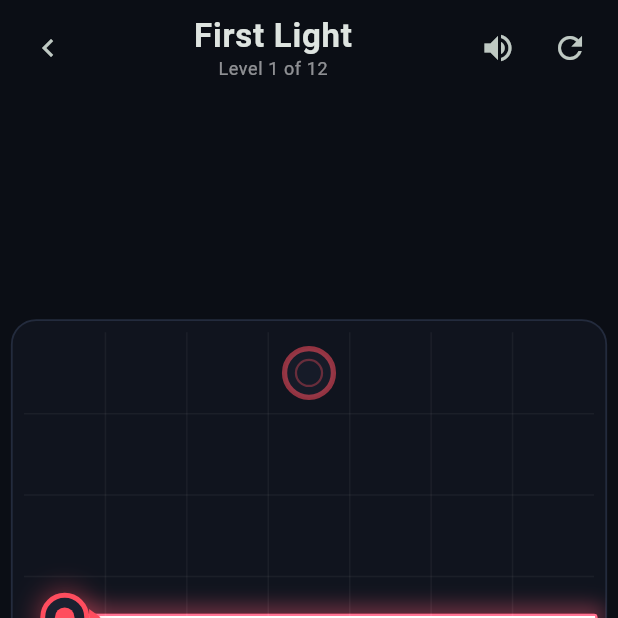
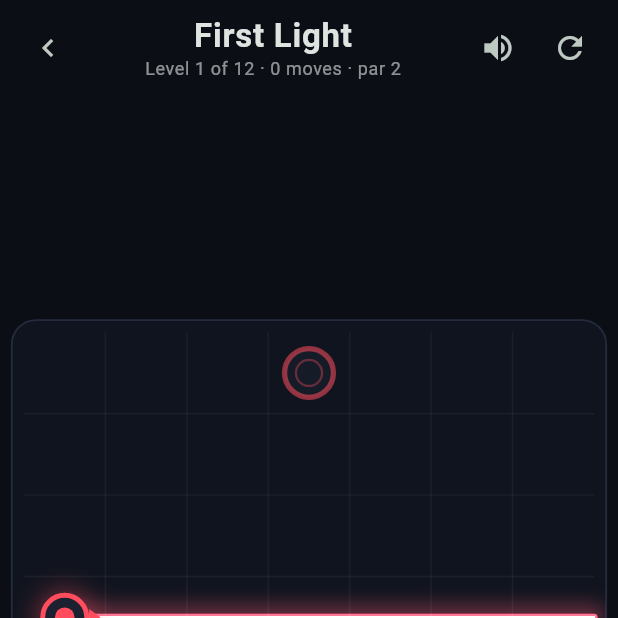
Before and after one commit to DEnglish73/test, a Flutter app: the screen it shows after launch, after a tap on an icon or button, on a phone screen of 412 x 824 dp, the top half of it. Run offline on Flutter 3.47's test engine with Material 3 defaults, Android fonts, the phone set to English and light mode, and no system bars; our stand-ins replace audioplayers, shared_preferences.

Commit message:
Add beam travel animation, move counter with provably-optimal pars, and CI
- Beams now sweep outward from their sources on every board change,
  with a glowing tip at the advancing front; the win celebration and
  sound wait for the light to land. Segments carry their distance from
  the source, so the sweep propagates correctly through mirrors and
  prism splits.
- Moves are counted (one per relocation or rotation) and scored against
  a per-level par: par or better earns three stars, par + 2 earns two.
  Best stars persist and show on the level select cards and win overlay.
- New exhaustive solver (lib/game/solver.dart) computes the true
  minimum move count via iterative deepening; a test asserts every
  declared par equals it. The solver immediately found cheaper
  solutions than intended on five levels, whose pars are now corrected.
- Delayed win callbacks are guarded by a generation counter so a reset
  mid-celebration can't fire stale effects.
- GitHub Actions workflow runs analyze + the 44-test suite on push.

Co-Authored-By: Claude Fable 5 <noreply@anthropic.com>
Claude-Session: https://claude.ai/code/session_01VTcD2ndbK7afeCQB4PK7Tw

```diff
--- a/lib/game/level.dart
+++ b/lib/game/level.dart
@@ -8,6 +8,7 @@ class Level {
     required this.hint,
     required this.width,
     required this.height,
+    required this.par,
     required this.pieces,
   });
 
@@ -15,6 +16,11 @@ class Level {
   final String hint;
   final int width;
   final int height;
+
+  /// Minimum number of moves (relocations + rotations) needed to win.
+  /// Verified exactly optimal by the solver test.
+  final int par;
+
   final List<Piece> Function() pieces;
 }
 
@@ -58,6 +64,7 @@ Piece _wall(int x, int y) => Piece(type: PieceType.wall, x: x, y: y);
 final List<Level> levels = [
   Level(
     name: 'First Light',
+    par: 2,
     hint: 'Drag the mirror into the beam. Tap it to rotate.',
     width: 7,
     height: 7,
@@ -69,6 +76,7 @@ final List<Level> levels = [
   ),
   Level(
     name: 'Double Bounce',
+    par: 2,
     hint: 'Two mirrors, one path.',
     width: 7,
     height: 7,
@@ -81,6 +89,7 @@ final List<Level> levels = [
   ),
   Level(
     name: 'Red Shift',
+    par: 2,
     hint: 'Filters strip a beam down to one color.',
     width: 7,
     height: 7,
@@ -93,6 +102,7 @@ final List<Level> levels = [
   ),
   Level(
     name: 'Split Decision',
+    par: 2,
     hint: 'A prism splits white light: red goes straight, '
         'green turns left, blue turns right.',
     width: 7,
@@ -109,6 +119,7 @@ final List<Level> levels = [
   ),
   Level(
     name: 'Better Together',
+    par: 3,
     hint: 'Colors mix where beams meet. Red + blue = magenta.',
     width: 7,
     height: 9,
@@ -122,6 +133,7 @@ final List<Level> levels = [
   ),
   Level(
     name: 'Grand Finale',
+    par: 3,
     hint: 'Split it, steer it, mix it back together.',
     width: 7,
     height: 9,
@@ -141,6 +153,7 @@ final List<Level> levels = [
   ),
   Level(
     name: 'Crossfire',
+    par: 3,
     hint: 'Beams pass right through each other.',
     width: 7,
     height: 9,
@@ -155,6 +168,7 @@ final List<Level> levels = [
   ),
   Level(
     name: 'Cyan Lab',
+    par: 3,
     hint: 'Two whites, two filters, one cyan.',
     width: 7,
     height: 9,
@@ -170,6 +184,7 @@ final List<Level> levels = [
   ),
   Level(
     name: 'Detour',
+    par: 3,
     hint: 'No way through — go around.',
     width: 7,
     height: 9,
@@ -188,6 +203,7 @@ final List<Level> levels = [
   ),
   Level(
     name: 'Trichromatic',
+    par: 3,
     hint: 'Every color needs its own road.',
     width: 7,
     height: 9,
@@ -205,6 +221,7 @@ final List<Level> levels = [
   ),
   Level(
     name: 'Two of a Kind',
+    par: 3,
     hint: 'Split the light, then put two colors back together.',
     width: 7,
     height: 9,
@@ -221,6 +238,7 @@ final List<Level> levels = [
   ),
   Level(
     name: 'Prism Cascade',
+    par: 3,
     hint: 'Prisms bend single colors too: green turns left, blue turns right.',
     width: 7,
     height: 9,
--- a/lib/game/tracer.dart
+++ b/lib/game/tracer.dart
@@ -8,15 +8,21 @@ import 'piece.dart';
 /// A straight run of light between two points, in cell coordinates
 /// (a cell's center is at x + 0.5, y + 0.5).
 class BeamSegment {
-  const BeamSegment(this.a, this.b, this.mask);
+  const BeamSegment(this.a, this.b, this.mask, this.t0);
 
   final Offset a;
   final Offset b;
   final int mask;
+
+  /// Distance (in cells) the light has traveled from its source when it
+  /// reaches [a]. Lets the painter sweep beams outward over time.
+  final double t0;
+
+  double get length => (b - a).distance;
 }
 
 class TraceResult {
-  const TraceResult(this.segments, this.received, this.won);
+  const TraceResult(this.segments, this.received, this.won, this.maxDistance);
 
   final List<BeamSegment> segments;
 
@@ -24,23 +30,30 @@ class TraceResult {
   final Map<Piece, int> received;
 
   final bool won;
+
+  /// The longest source-to-endpoint distance, for normalizing sweeps.
+  final double maxDistance;
 }
 
 class _Ray {
-  const _Ray(this.x, this.y, this.dir, this.mask);
+  const _Ray(this.x, this.y, this.dir, this.mask, this.dist);
 
   final int x;
   final int y;
   final Dir dir;
   final int mask;
+  final double dist;
 }
 
 /// Propagates light from every source across [board].
 ///
 /// [ignore] is treated as absent from the board — used while the player is
 /// dragging a piece, so the preview shows the board without it.
-TraceResult trace(Board board, {Piece? ignore}) {
+/// [collectSegments] can be disabled by callers that only need the outcome
+/// (the solver traces thousands of boards).
+TraceResult trace(Board board, {Piece? ignore, bool collectSegments = true}) {
   final segments = <BeamSegment>[];
+  var maxDistance = 0.0;
   final received = <Piece, int>{
     for (final p in board.pieces)
       if (p.type == PieceType.target && p != ignore) p: 0,
@@ -53,18 +66,32 @@ TraceResult trace(Board board, {Piece? ignore}) {
 
   Offset center(int x, int y) => Offset(x + 0.5, y + 0.5);
 
+  void emit(_Ray ray, int ex, int ey, double extra) {
+    final length = (ex - ray.x).abs() + (ey - ray.y).abs() + extra;
+    final end = length;
+    if (ray.dist + end > maxDistance) maxDistance = ray.dist + end;
+    if (collectSegments) {
+      final b = extra == 0
+          ? center(ex, ey)
+          : center(ex, ey) + Offset(ray.dir.dx * extra, ray.dir.dy * extra);
+      segments.add(BeamSegment(center(ray.x, ray.y), b, ray.mask, ray.dist));
+    }
+  }
+
   final queue = <_Ray>[
     for (final p in board.pieces)
       if (p.type == PieceType.source && p != ignore)
-        _Ray(p.x, p.y, p.dir, p.mask),
+        _Ray(p.x, p.y, p.dir, p.mask, 0),
   ];
   // Guards against beam cycles: a ray is identified by its emission state.
-  final visited = <String>{};
+  final visited = <int>{};
 
   while (queue.isNotEmpty) {
     final ray = queue.removeLast();
     if (ray.mask == 0) continue;
-    if (!visited.add('${ray.x},${ray.y},${ray.dir},${ray.mask}')) continue;
+    final key =
+        ((ray.y * board.width + ray.x) * 4 + ray.dir.index) * 8 + ray.mask;
+    if (!visited.add(key)) continue;
 
     var cx = ray.x;
     var cy = ray.y;
@@ -73,9 +100,7 @@ TraceResult trace(Board board, {Piece? ignore}) {
       final ny = cy + ray.dir.dy;
       if (!board.inBounds(nx, ny)) {
         // Run off the edge of the grid.
-        final edge = center(cx, cy) +
-            Offset(ray.dir.dx * 0.5, ray.dir.dy * 0.5);
-        segments.add(BeamSegment(center(ray.x, ray.y), edge, ray.mask));
+        emit(ray, cx, cy, 0.5);
         break;
       }
       final piece = at(nx, ny);
@@ -85,9 +110,10 @@ TraceResult trace(Board board, {Piece? ignore}) {
         continue;
       }
 
-      segments.add(
-        BeamSegment(center(ray.x, ray.y), center(nx, ny), ray.mask),
-      );
+      emit(ray, nx, ny, 0);
+      final travelled = ray.dist +
+          (nx - ray.x).abs().toDouble() +
+          (ny - ray.y).abs().toDouble();
       switch (piece.type) {
         case PieceType.wall || PieceType.source:
           break; // Absorbed.
@@ -96,18 +122,18 @@ TraceResult trace(Board board, {Piece? ignore}) {
         case PieceType.mirror:
           final out =
               piece.slash ? ray.dir.reflectSlash : ray.dir.reflectBackslash;
-          queue.add(_Ray(nx, ny, out, ray.mask));
+          queue.add(_Ray(nx, ny, out, ray.mask, travelled));
         case PieceType.filter:
-          queue.add(_Ray(nx, ny, ray.dir, ray.mask & piece.mask));
+          queue.add(_Ray(nx, ny, ray.dir, ray.mask & piece.mask, travelled));
         case PieceType.prism:
           if (ray.mask & Light.red != 0) {
-            queue.add(_Ray(nx, ny, ray.dir, Light.red));
+            queue.add(_Ray(nx, ny, ray.dir, Light.red, travelled));
           }
           if (ray.mask & Light.green != 0) {
-            queue.add(_Ray(nx, ny, ray.dir.turnLeft, Light.green));
+            queue.add(_Ray(nx, ny, ray.dir.turnLeft, Light.green, travelled));
           }
           if (ray.mask & Light.blue != 0) {
-            queue.add(_Ray(nx, ny, ray.dir.turnRight, Light.blue));
+            queue.add(_Ray(nx, ny, ray.dir.turnRight, Light.blue, travelled));
           }
       }
       break;
@@ -116,5 +142,5 @@ TraceResult trace(Board board, {Piece? ignore}) {
 
   final won = received.isNotEmpty &&
       received.entries.every((e) => e.value == e.key.mask);
-  return TraceResult(segments, received, won);
+  return TraceResult(segments, received, won, maxDistance);
 }
--- a/lib/services/progress.dart
+++ b/lib/services/progress.dart
@@ -31,6 +31,15 @@ abstract final class Progress {
     await _prefs?.setStringList('completed', [for (final i in sorted) '$i']);
   }
 
+  /// Best star rating (0-3) earned on a level.
+  static int starsFor(int level) => _prefs?.getInt('stars_$level') ?? 0;
+
+  static Future<void> setStars(int level, int stars) async {
+    if (stars > starsFor(level)) {
+      await _prefs?.setInt('stars_$level', stars);
+    }
+  }
+
   static Future<void> setMuted(bool value) async {
     Sfx.muted = value;
     await _prefs?.setBool('muted', value);
--- a/lib/ui/board_painter.dart
+++ b/lib/ui/board_painter.dart
@@ -46,10 +46,11 @@ class BoardPainter extends CustomPainter {
     required this.result,
     required Animation<double> pulse,
     required this.winFx,
+    required this.sweep,
     this.dragging,
     this.dragPos,
   })  : _pulse = pulse,
-        super(repaint: Listenable.merge([pulse, winFx]));
+        super(repaint: Listenable.merge([pulse, winFx, sweep]));
 
   final Board board;
   final TraceResult result;
@@ -57,6 +58,10 @@ class BoardPainter extends CustomPainter {
 
   /// 0 → idle; 0..1 → win celebration playing.
   final Animation<double> winFx;
+
+  /// Advancing front of the light after a board change: beams are revealed
+  /// out to `sweep.value * result.maxDistance` cells from their sources.
+  final Animation<double> sweep;
 
   final Piece? dragging;
   final Offset? dragPos;
@@ -160,10 +165,26 @@ class BoardPainter extends CustomPainter {
       g.bounds.inflate(g.cell * 0.15),
       Radius.circular(g.cell * 0.3),
     ));
+    final front = sweep.value * result.maxDistance;
     for (final s in result.segments) {
+      final visible = front - s.t0;
+      if (visible <= 0) continue;
+      final fraction = math.min(1.0, visible / s.length);
       final a = g.origin + s.a * g.cell;
-      final b = g.origin + s.b * g.cell;
+      final b = g.origin + Offset.lerp(s.a, s.b, fraction)! * g.cell;
       final color = Light.colorOf(s.mask);
+
+      // A hot tip where the light is still advancing.
+      if (fraction < 1.0) {
+        canvas.drawCircle(
+          b,
+          g.cell * 0.10,
+          Paint()
+            ..color = Colors.white.withValues(alpha: 0.9)
+            ..blendMode = BlendMode.plus
+            ..maskFilter = MaskFilter.blur(BlurStyle.normal, g.cell * 0.08),
+        );
+      }
 
       // Beams flash brighter for a moment when the level is won.
       final flash =
--- a/lib/ui/game_screen.dart
+++ b/lib/ui/game_screen.dart
@@ -27,11 +27,23 @@ class _GameScreenState extends State<GameScreen> with TickerProviderStateMixin {
     duration: const Duration(milliseconds: 1400),
   );
 
+  late final AnimationController _sweep = AnimationController(
+    vsync: this,
+    duration: const Duration(milliseconds: 350),
+    value: 1,
+  );
+
   late Board _board;
   late TraceResult _result;
   bool _won = false;
   bool _showOverlay = false;
   int _litCount = 0;
+  int _moves = 0;
+  int _stars = 0;
+
+  /// Bumped on every reset/level change so stale delayed callbacks
+  /// (win sound, overlay reveal) from a previous attempt are dropped.
+  int _generation = 0;
 
   Piece? _dragging;
   Offset? _dragPos;
@@ -49,34 +61,53 @@ class _GameScreenState extends State<GameScreen> with TickerProviderStateMixin {
   void dispose() {
     _pulse.dispose();
     _winFx.dispose();
+    _sweep.dispose();
     super.dispose();
   }
 
   void _reset() {
+    _generation++;
     _board = Board.fromLevel(_level);
     _dragging = null;
     _dragPos = null;
     _won = false;
     _showOverlay = false;
+    _moves = 0;
+    _stars = 0;
     _winFx.reset();
     _result = trace(_board);
     _litCount = _countLit();
+    _sweep.forward(from: 0);
   }
 
   int _countLit() => _result.received.entries
       .where((e) => e.value == e.key.mask && e.key.mask != 0)
       .length;
 
-  void _retrace() {
+  /// Recomputes the light. When [boardChanged], the beams sweep out from
+  /// their sources again and the celebration waits for the light to land.
+  void _retrace({bool boardChanged = false}) {
     _result = trace(_board, ignore: _dragging);
+    if (boardChanged) _sweep.forward(from: 0);
     final lit = _countLit();
     if (_result.won && !_won) {
       _won = true;
-      Sfx.play('win');
-      _winFx.forward(from: 0);
+      _stars = _moves <= _level.par
+          ? 3
+          : _moves <= _level.par + 2
+              ? 2
+              : 1;
       Progress.markCompleted(widget.levelIndex);
-      Future.delayed(const Duration(milliseconds: 550), () {
-        if (mounted && _won) setState(() => _showOverlay = true);
+      Progress.setStars(widget.levelIndex, _stars);
+      final generation = _generation;
+      Future.delayed(const Duration(milliseconds: 360), () {
+        if (!mounted || generation != _generation) return;
+        Sfx.play('win');
+        _winFx.forward(from: 0);
+      });
+      Future.delayed(const Duration(milliseconds: 950), () {
+        if (!mounted || generation != _generation) return;
+        setState(() => _showOverlay = true);
       });
     } else if (lit > _litCount && !_result.won) {
       Sfx.play('lit');
@@ -93,7 +124,8 @@ class _GameScreenState extends State<GameScreen> with TickerProviderStateMixin {
     Sfx.play('rotate');
     setState(() {
       piece.rotate();
-      _retrace();
+      _moves++;
+      _retrace(boardChanged: true);
     });
   }
 
@@ -107,7 +139,7 @@ class _GameScreenState extends State<GameScreen> with TickerProviderStateMixin {
     setState(() {
       _dragging = piece;
       _dragPos = details.localPosition;
-      _retrace();
+      _retrace(boardChanged: true);
     });
   }
 
@@ -127,13 +159,16 @@ class _GameScreenState extends State<GameScreen> with TickerProviderStateMixin {
         if (cell != null) {
           final occupant = _board.at(cell.x, cell.y);
           if (occupant == null || occupant == piece) {
-            if (piece.x != cell.x || piece.y != cell.y) Sfx.play('drop');
+            if (piece.x != cell.x || piece.y != cell.y) {
+              Sfx.play('drop');
+              _moves++;
+            }
             piece.x = cell.x;
             piece.y = cell.y;
           }
         }
       }
-      _retrace();
+      _retrace(boardChanged: true);
     });
   }
 
@@ -170,6 +205,7 @@ class _GameScreenState extends State<GameScreen> with TickerProviderStateMixin {
                               result: _result,
                               pulse: _pulse,
                               winFx: _winFx,
+                              sweep: _sweep,
                               dragging: _dragging,
                               dragPos: _dragPos,
                             ),
@@ -211,7 +247,8 @@ class _GameScreenState extends State<GameScreen> with TickerProviderStateMixin {
                   ),
                 ),
                 Text(
-                  'Level ${widget.levelIndex + 1} of ${levels.length}',
+                  'Level ${widget.levelIndex + 1} of ${levels.length}'
+                  ' · $_moves moves · par ${_level.par}',
                   style: style.bodySmall?.copyWith(color: Colors.white54),
                 ),
               ],
@@ -276,8 +313,21 @@ class _GameScreenState extends State<GameScreen> with TickerProviderStateMixin {
           child: Column(
             mainAxisSize: MainAxisSize.min,
             children: [
-              const Icon(Icons.auto_awesome,
-                  size: 40, color: Color(0xFFFFE14D)),
+              Row(
+                mainAxisSize: MainAxisSize.min,
+                children: [
+                  for (var i = 0; i < 3; i++)
+                    Icon(
+                      i < _stars
+                          ? Icons.star_rounded
+                          : Icons.star_outline_rounded,
+                      size: i == 1 ? 44 : 34,
+                      color: i < _stars
+                          ? const Color(0xFFFFE14D)
+                          : Colors.white24,
+                    ),
+                ],
+              ),
               const SizedBox(height: 8),
               Text(
                 _lastLevel ? 'All levels complete!' : 'Level complete!',
@@ -285,6 +335,11 @@ class _GameScreenState extends State<GameScreen> with TickerProviderStateMixin {
                   fontSize: 20,
                   fontWeight: FontWeight.w600,
                 ),
+              ),
+              const SizedBox(height: 4),
+              Text(
+                '$_moves moves · par ${_level.par}',
+                style: const TextStyle(color: Colors.white54, fontSize: 13),
               ),
               const SizedBox(height: 18),
               Row(
--- a/lib/ui/level_select_screen.dart
+++ b/lib/ui/level_select_screen.dart
@@ -84,6 +84,7 @@ class _LevelSelectScreenState extends State<LevelSelectScreen> {
                   name: levels[i].name,
                   completed: Progress.isCompleted(i),
                   unlocked: Progress.isUnlocked(i),
+                  stars: Progress.starsFor(i),
                   onTap: () => _open(i),
                 ),
               ),
@@ -101,6 +102,7 @@ class _LevelCard extends StatelessWidget {
     required this.name,
     required this.completed,
     required this.unlocked,
+    required this.stars,
     required this.onTap,
   });
 
@@ -108,6 +110,7 @@ class _LevelCard extends StatelessWidget {
   final String name;
   final bool completed;
   final bool unlocked;
+  final int stars;
   final VoidCallback onTap;
 
   static const _accent = Color(0xFF57E6C0);
@@ -148,19 +151,25 @@ class _LevelCard extends StatelessWidget {
             ),
           ),
           const SizedBox(height: 8),
-          Icon(
-            completed
-                ? Icons.check_circle
-                : unlocked
-                    ? Icons.play_arrow_rounded
-                    : Icons.lock_outline,
-            size: 20,
-            color: completed
-                ? _accent
-                : unlocked
-                    ? Colors.white54
-                    : Colors.white24,
-          ),
+          if (completed)
+            Row(
+              mainAxisSize: MainAxisSize.min,
+              children: [
+                for (var i = 0; i < 3; i++)
+                  Icon(
+                    i < stars ? Icons.star_rounded : Icons.star_outline_rounded,
+                    size: 16,
+                    color:
+                        i < stars ? const Color(0xFFFFE14D) : Colors.white24,
+                  ),
+              ],
+            )
+          else
+            Icon(
+              unlocked ? Icons.play_arrow_rounded : Icons.lock_outline,
+              size: 20,
+              color: unlocked ? Colors.white54 : Colors.white24,
+            ),
         ],
       ),
     );
```
Also changed, not shown: lib/game/solver.dart (added, +68 -0 lines), 5 other files.
